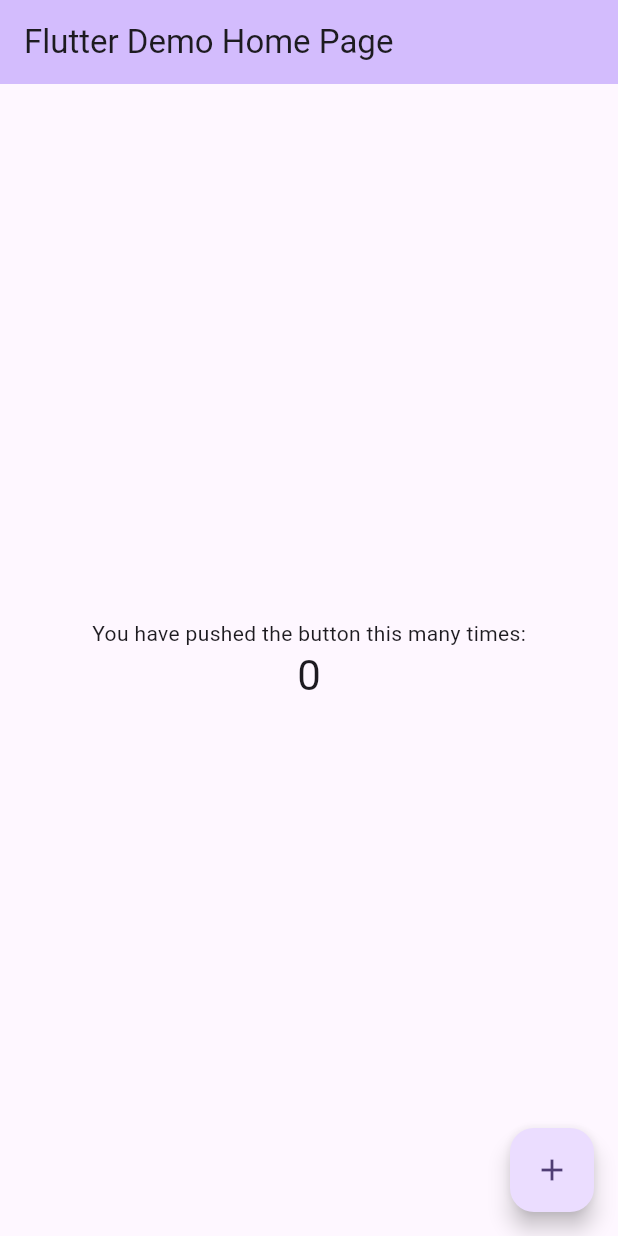
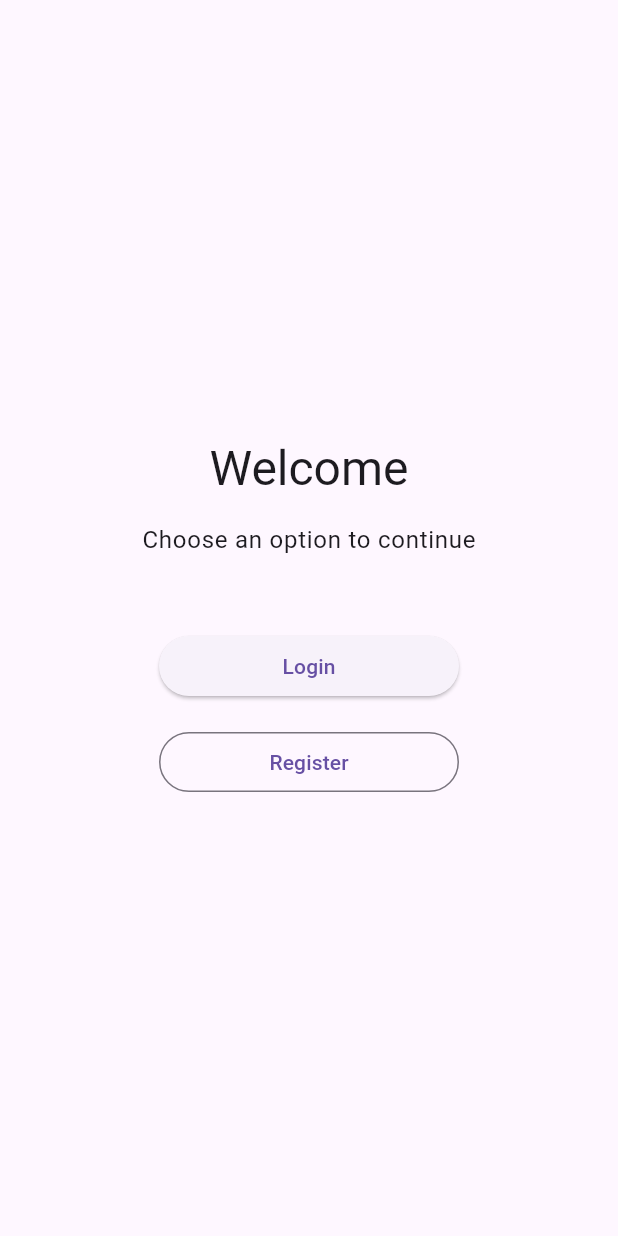
Before and after one commit to EmunAsDev/test_app, a Flutter app: the screen it shows after launch, on a phone screen of 412 x 824 dp. Run offline on Flutter 3.47's test engine with Material 3 defaults, Android fonts, the phone set to English and light mode, and no system bars.

Commit message:
Add MVC structure and HomeView and Controller

```diff
--- a/lib/main.dart
+++ b/lib/main.dart
@@ -1,4 +1,5 @@
 import 'package:flutter/material.dart';
+import 'package:test_app/views/home.dart';
 
 void main() {
   runApp(const MyApp());
@@ -11,26 +12,9 @@ class MyApp extends StatelessWidget {
   @override
   Widget build(BuildContext context) {
     return MaterialApp(
-      title: 'Flutter Demo',
-      theme: ThemeData(
-        // This is the theme of your application.
-        //
-        // TRY THIS: Try running your application with "flutter run". You'll see
-        // the application has a purple toolbar. Then, without quitting the app,
-        // try changing the seedColor in the colorScheme below to Colors.green
-        // and then invoke "hot reload" (save your changes or press the "hot
-        // reload" button in a Flutter-supported IDE, or press "r" if you used
-        // the command line to start the app).
-        //
-        // Notice that the counter didn't reset back to zero; the application
-        // state is not lost during the reload. To reset the state, use hot
-        // restart instead.
-        //
-        // This works for code too, not just values: Most code changes can be
-        // tested with just a hot reload.
-        colorScheme: .fromSeed(seedColor: Colors.deepPurple),
-      ),
-      home: const MyHomePage(title: 'Flutter Demo Home Page'),
+      title: 'NomNomPaws',
+      debugShowCheckedModeBanner: false,
+      home: HomeView(),
     );
   }
 }
--- /dev/null
+++ b/lib/views/home.dart
@@ -0,0 +1,46 @@
+import 'package:flutter/material.dart';
+
+class HomeView extends StatelessWidget {
+  const HomeView({Key? key}) : super(key: key);
+
+  @override
+  Widget build(BuildContext context) {
+    return Scaffold(
+      // appBar: AppBar(
+      //   title: const Text('NomNomPaws'),
+      // ),
+      body: Center(
+        child: Column(
+          mainAxisAlignment: MainAxisAlignment.center,
+          children: [
+            Text(
+              'Welcome',
+              style: Theme.of(context).textTheme.headlineLarge,
+            ),
+            const SizedBox(height: 16),
+            Text(
+              'Choose an option to continue',
+              style: Theme.of(context).textTheme.bodyLarge,
+            ),
+            const SizedBox(height: 48),
+            SizedBox(
+              width: 200,
+              child: ElevatedButton(
+                onPressed: () => Navigator.pushNamed(context, '/login'),
+                child: const Text('Login'),
+              ),
+            ),
+            const SizedBox(height: 16),
+            SizedBox(
+              width: 200,
+              child: OutlinedButton(
+                onPressed: () => Navigator.pushNamed(context, '/register'),
+                child: const Text('Register'),
+              ),
+            ),
+          ],
+        ),
+      ),
+    );
+  }
+}
```
Also changed, not shown: lib/controllers/HomeController.dart (added).
